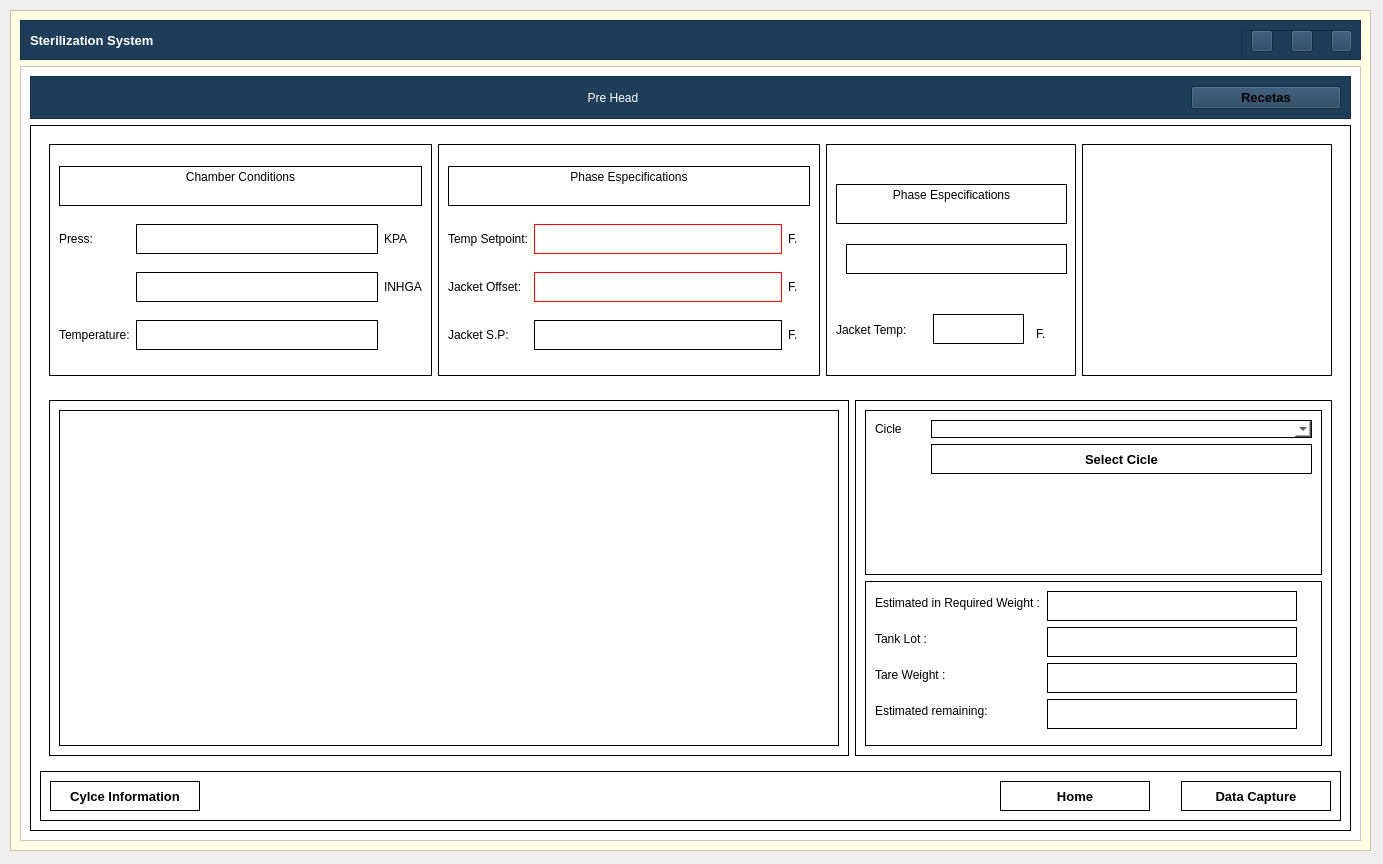
Above: ui_files/capture_cicle_window.ui from AdrianDali/QtProgramm before the change. Below: the same form after it.
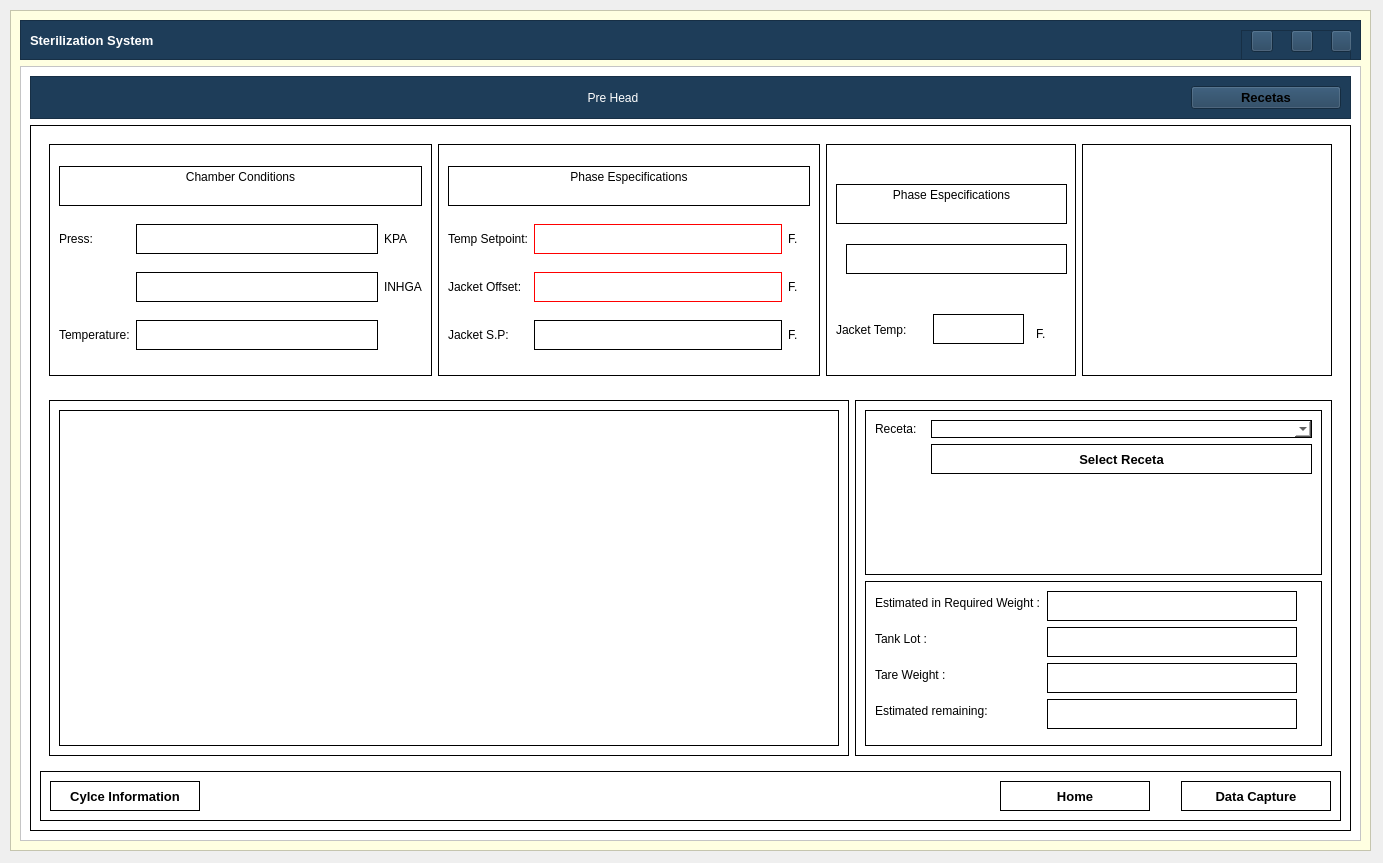
That is the form after the change. Icons and pictures are not drawn.

Commit message: captura de ciclo

The edit to the form file:
```diff
--- a/ui_files/capture_cicle_window.ui
+++ b/ui_files/capture_cicle_window.ui
@@ -7,7 +7,7 @@
     <x>0</x>
     <y>0</y>
     <width>1383</width>
-    <height>864</height>
+    <height>863</height>
    </rect>
   </property>
   <property name="windowTitle">
@@ -949,7 +949,7 @@
 font: 12pt &quot;Segoe UI&quot;;</string>
                       </property>
                       <property name="text">
-                       <string>Cicle</string>
+                       <string>Receta:</string>
                       </property>
                      </widget>
                     </item>
@@ -978,7 +978,7 @@
 QPushButton::hover {background-color : #ffc13b};</string>
                       </property>
                       <property name="text">
-                       <string>Select Cicle</string>
+                       <string>Select Receta</string>
                       </property>
                       <property name="iconSize">
                        <size>
```
